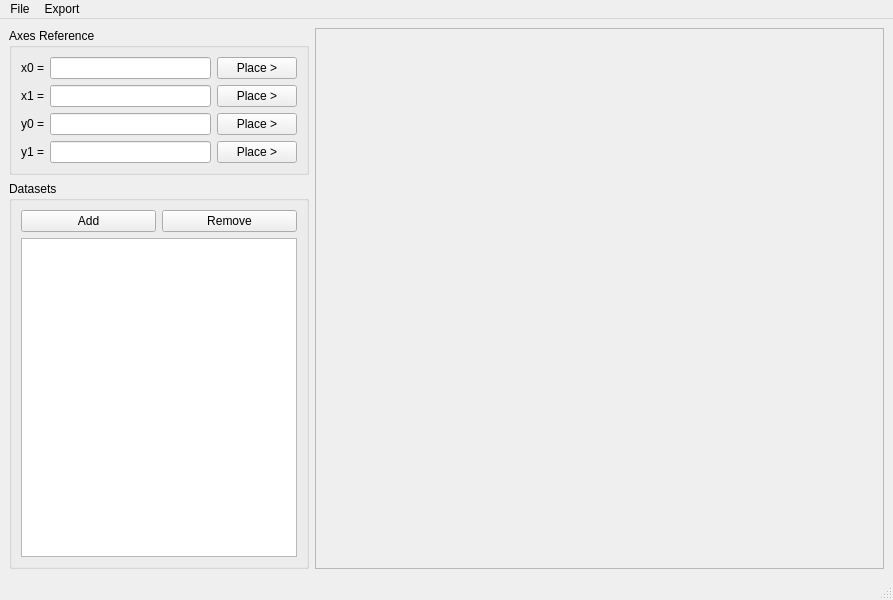
Old version of the form PRip.ui in the repository nicolasbadano/prip.
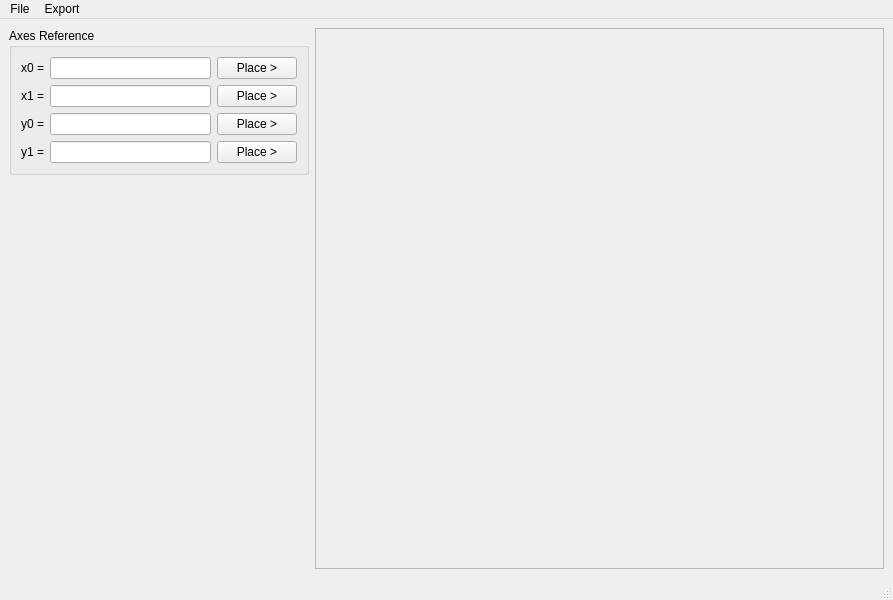
New version of the form. Custom widgets are drawn as their Qt base class.

Commit message: Remove all non-working references to dataset from the interface

```diff
--- a/PRip.ui
+++ b/PRip.ui
@@ -109,37 +109,17 @@
      </widget>
     </item>
     <item row="2" column="0">
-     <widget class="QGroupBox" name="groupBox_2">
-      <property name="title">
-       <string>Datasets</string>
+     <spacer name="verticalSpacer">
+      <property name="orientation">
+       <enum>Qt::Vertical</enum>
       </property>
-      <layout class="QGridLayout" name="gridLayout_3">
-       <item row="0" column="0">
-        <widget class="QPushButton" name="pushButtonDatasetAdd">
-         <property name="text">
-          <string>Add</string>
-         </property>
-        </widget>
-       </item>
-       <item row="0" column="1">
-        <widget class="QPushButton" name="pushButtonDatasetRemove">
-         <property name="text">
-          <string>Remove</string>
-         </property>
-        </widget>
-       </item>
-       <item row="1" column="0" colspan="2">
-        <widget class="QListWidget" name="listDatasets">
-         <property name="dragDropMode">
-          <enum>QAbstractItemView::InternalMove</enum>
-         </property>
-         <property name="selectionBehavior">
-          <enum>QAbstractItemView::SelectItems</enum>
-         </property>
-        </widget>
-       </item>
-      </layout>
-     </widget>
+      <property name="sizeHint" stdset="0">
+       <size>
+        <width>20</width>
+        <height>40</height>
+       </size>
+      </property>
+     </spacer>
     </item>
    </layout>
   </widget>
```
The commit also changes 2 other files.
